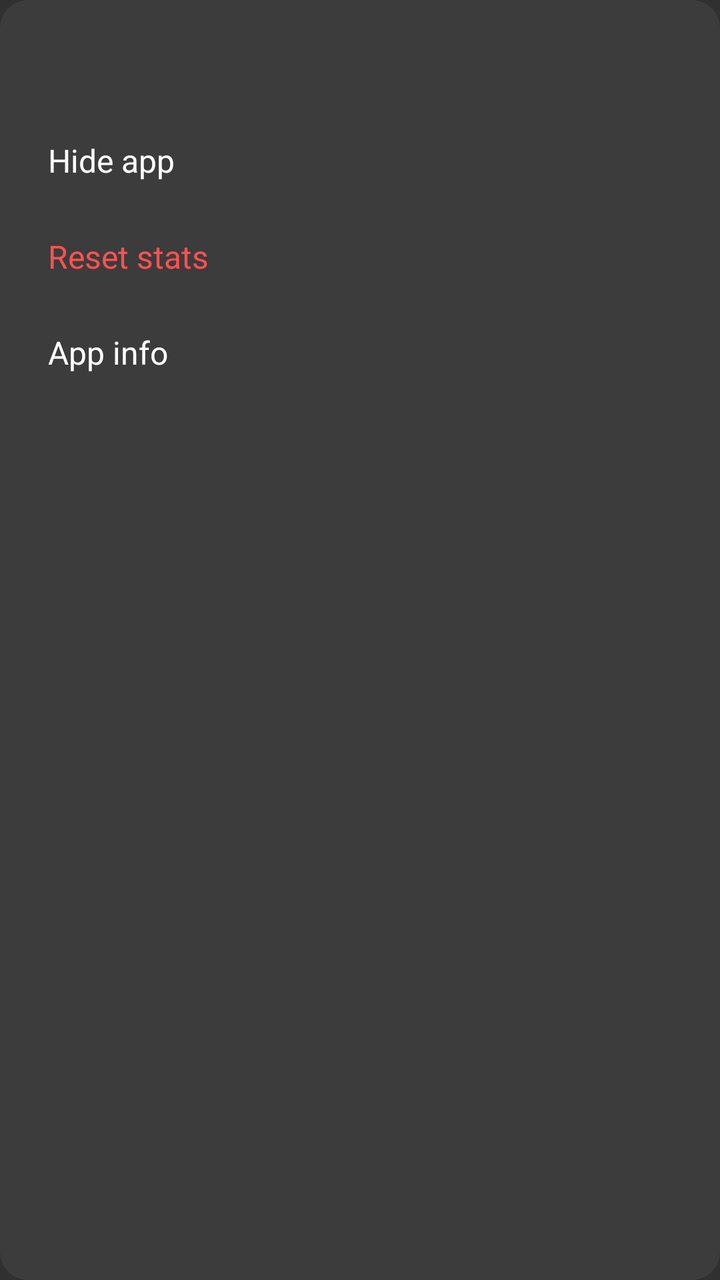
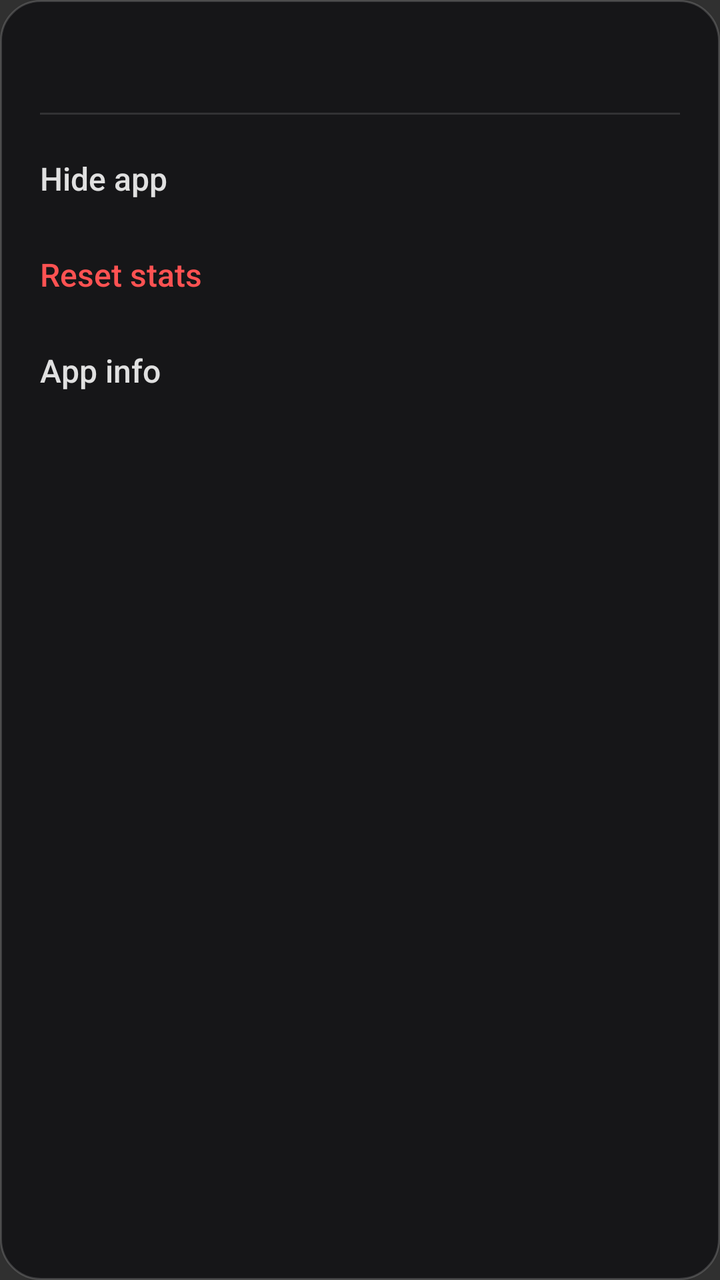

Screens rendered from an Android XML layout before and after an edit, with the pre-edit source and the edit as a unified diff.
<!-- AndroidManifest.xml: application theme Theme.AppCompat.NoActionBar -->
<!-- res/layout/sheet_item.xml -->
<?xml version="1.0" encoding="utf-8"?>
<LinearLayout
    xmlns:android="http://schemas.android.com/apk/res/android"
    android:layout_width="match_parent"
    android:layout_height="wrap_content"
    android:orientation="vertical"
    android:background="@drawable/glass_bg"
    android:paddingTop="20dp"
    android:paddingBottom="12dp"
    android:paddingStart="24dp"
    android:paddingEnd="24dp">

    <TextView
        android:id="@+id/sheet_title"
        android:layout_width="match_parent"
        android:layout_height="wrap_content"
        android:textSize="18sp"
        android:textColor="#FFFFFF"
        android:fontFamily="sans-serif-medium"
        android:paddingBottom="12dp" />

    <LinearLayout
        android:id="@+id/layout_shortcuts"
        android:layout_width="match_parent"
        android:layout_height="wrap_content"
        android:orientation="vertical"
        android:paddingBottom="8dp"
        android:visibility="gone" />

    <TextView
        android:id="@+id/sheet_hide"
        android:layout_width="match_parent"
        android:layout_height="48dp"
        android:gravity="center_vertical"
        android:text="Hide app"
        android:textSize="16sp"
        android:textColor="#FFFFFF"
        android:background="?attr/selectableItemBackground" />

    <TextView
        android:id="@+id/sheet_reset"
        android:layout_width="match_parent"
        android:layout_height="48dp"
        android:gravity="center_vertical"
        android:text="Reset stats"
        android:textSize="16sp"
        android:textColor="#FF5252"
        android:background="?attr/selectableItemBackground" />

    <TextView
        android:id="@+id/sheet_info"
        android:layout_width="match_parent"
        android:layout_height="48dp"
        android:gravity="center_vertical"
        android:text="App info"
        android:textSize="16sp"
        android:textColor="#FFFFFF"
        android:background="?attr/selectableItemBackground" />

</LinearLayout>
<!-- resources referenced by this layout -->
<resources>
  <!-- drawable glass_bg (drawable) -->
  <?xml version="1.0" encoding="utf-8"?>
  <shape xmlns:android="http://schemas.android.com/apk/res/android">
      
      <solid android:color="#0FFFFFFF" />
      <corners android:radius="14dp" />
  </shape>
</resources>

<!-- the commit's change to res/layout/sheet_item.xml (unified diff, before → after) -->
@@ -4,11 +4,11 @@
     android:layout_width="match_parent"
     android:layout_height="wrap_content"
     android:orientation="vertical"
-    android:background="@drawable/glass_bg"
+    android:background="@drawable/sheet_glass_bg"
     android:paddingTop="20dp"
-    android:paddingBottom="12dp"
-    android:paddingStart="24dp"
-    android:paddingEnd="24dp">
+    android:paddingBottom="16dp"
+    android:paddingStart="20dp"
+    android:paddingEnd="20dp">
 
     <TextView
         android:id="@+id/sheet_title"
@@ -16,15 +16,20 @@
         android:layout_height="wrap_content"
         android:textSize="18sp"
         android:textColor="#FFFFFF"
-        android:fontFamily="sans-serif-medium"
+        android:fontFamily="sans-serif-black"
         android:paddingBottom="12dp" />
+
+    <View
+        android:layout_width="match_parent"
+        android:layout_height="1dp"
+        android:background="#1FFFFFFF"
+        android:layout_marginBottom="8dp" />
 
     <LinearLayout
         android:id="@+id/layout_shortcuts"
         android:layout_width="match_parent"
         android:layout_height="wrap_content"
         android:orientation="vertical"
-        android:paddingBottom="8dp"
         android:visibility="gone" />
 
     <TextView
@@ -34,7 +39,8 @@
         android:gravity="center_vertical"
         android:text="Hide app"
         android:textSize="16sp"
-        android:textColor="#FFFFFF"
+        android:textColor="#DDFFFFFF"
+        android:fontFamily="sans-serif-medium"
         android:background="?attr/selectableItemBackground" />
 
     <TextView
@@ -45,6 +51,7 @@
         android:text="Reset stats"
         android:textSize="16sp"
         android:textColor="#FF5252"
+        android:fontFamily="sans-serif-medium"
         android:background="?attr/selectableItemBackground" />
 
     <TextView
@@ -54,7 +61,8 @@
         android:gravity="center_vertical"
         android:text="App info"
         android:textSize="16sp"
-        android:textColor="#FFFFFF"
+        android:textColor="#DDFFFFFF"
+        android:fontFamily="sans-serif-medium"
         android:background="?attr/selectableItemBackground" />
 
 </LinearLayout>
<!-- resource entries referenced after the edit -->
@@ -1,11 +1,13 @@
 <!-- resources referenced by this layout -->
 <resources>
-  <!-- drawable glass_bg (drawable) -->
+  <!-- drawable sheet_glass_bg (drawable) -->
   <?xml version="1.0" encoding="utf-8"?>
   <shape xmlns:android="http://schemas.android.com/apk/res/android">
-      
-      <solid android:color="#0FFFFFFF" />
-      <corners android:radius="14dp" />
+      <solid android:color="#F2161618" />
+      <stroke
+          android:width="1dp"
+          android:color="#2AFFFFFF" />
+      <corners android:radius="20dp" />
   </shape>
 </resources>
 
